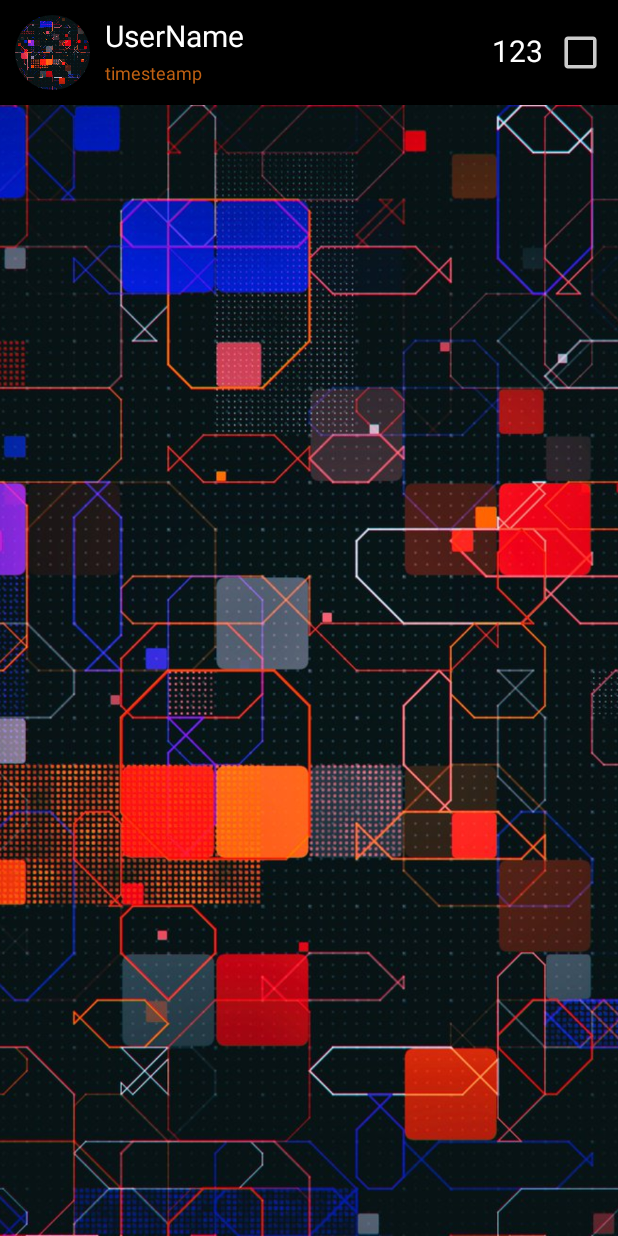
After one commit to P1nkL1on/AndroidInspBoard, an Android app: the layout post_item_in_feed.xml on its own in the app's theme, with its tools: preview values and no code run, on a phone screen of 412 x 824 dp. The commit adds this screen. Run offline under Robolectric (Android 15) with nearby library versions, the phone set to English and light mode, and no system bars.

Commit message:
Added a likes in database, posts are now toggleable

```diff
--- a/app/src/main/java/com/example/inspboard/activities/EditProfileActivity.kt
+++ b/app/src/main/java/com/example/inspboard/activities/EditProfileActivity.kt
@@ -41,7 +41,7 @@ class EditProfileActivity : AppCompatActivity(), PasswordDialog.Listener {
             mOldUser = user
             name_edit.setText(user.name)
             mail_edit.setText(user.mail)
-            image_view_avatar.setUserPhoto(user.photo)
+            image_view_avatar.loadImage(user.photo)
         }
     }
 
@@ -57,7 +57,7 @@ class EditProfileActivity : AppCompatActivity(), PasswordDialog.Listener {
             storeUserPhoto(mCamera.imageUri!!) {
                 downloadStoredUserPhotoUrl { imageUrl ->
                     updateCurrentUserPhoto(imageUrl) {
-                        image_view_avatar.setUserPhoto(imageUrl)
+                        image_view_avatar.loadImage(imageUrl)
                         showToast("Image saved!")
                     }
                 }
--- a/app/src/main/java/com/example/inspboard/activities/MainActivity.kt
+++ b/app/src/main/java/com/example/inspboard/activities/MainActivity.kt
@@ -10,7 +10,7 @@ class MainActivity : BaseActivity(0) {
     override fun onCreate(savedInstanceState: Bundle?) {
 
         super.onCreate(savedInstanceState)
-        setContentView(R.layout.activity_main)
+        setContentView(R.layout.activity_feed)
 
 //        setUpBottomNavigation()
         Log.d(TAG, "onCreate")
--- a/app/src/main/java/com/example/inspboard/activities/ShareActivity.kt
+++ b/app/src/main/java/com/example/inspboard/activities/ShareActivity.kt
@@ -53,5 +53,6 @@ class ShareActivity : AppCompatActivity() {
         uid = mFirebase.currentUser().uid,
         name = mUser.name,
         photo = mUser.photo,
-        image = imageUrl)
+        image = imageUrl,
+    )
 }
--- /dev/null
+++ b/app/src/main/res/drawable-anydpi/ic_check_false.xml
@@ -0,0 +1,16 @@
+<vector xmlns:android="http://schemas.android.com/apk/res/android"
+    android:width="24dp"
+    android:height="24dp"
+    android:viewportWidth="24"
+    android:viewportHeight="24"
+    android:tint="#FFFFFF"
+    android:alpha="0.8">
+  <group android:scaleX="0.95238096"
+      android:scaleY="0.95238096"
+      android:translateX="0.5714286"
+      android:translateY="0.5714286">
+    <path
+        android:fillColor="@android:color/white"
+        android:pathData="M19,5v14H5V5h14m0,-2H5c-1.1,0 -2,0.9 -2,2v14c0,1.1 0.9,2 2,2h14c1.1,0 2,-0.9 2,-2V5c0,-1.1 -0.9,-2 -2,-2z"/>
+  </group>
+</vector>
--- /dev/null
+++ b/app/src/main/res/layout/post_item_in_feed.xml
@@ -0,0 +1,69 @@
+<?xml version="1.0" encoding="utf-8"?>
+<androidx.constraintlayout.widget.ConstraintLayout xmlns:android="http://schemas.android.com/apk/res/android"
+    android:layout_width="match_parent"
+    android:layout_height="match_parent"
+    android:background="@color/black"
+    xmlns:app="http://schemas.android.com/apk/res-auto">
+<de.hdodenhof.circleimageview.CircleImageView
+    android:id="@+id/image_view_avatar"
+    app:layout_constraintLeft_toLeftOf="parent"
+    app:layout_constraintTop_toTopOf="parent"
+    android:layout_margin="10dp"
+    android:src="@drawable/avatar_default"
+    android:layout_width="50dp"
+    android:layout_height="50dp"/>
+    <TextView
+        android:id="@+id/text_view_name"
+        app:layout_constraintStart_toEndOf="@id/image_view_avatar"
+        app:layout_constraintEnd_toStartOf="@id/text_view_likes"
+        app:layout_constraintTop_toTopOf="@id/image_view_avatar"
+        android:textColor="@color/white"
+        android:layout_width="0dp"
+        android:layout_height="30dp"
+        android:textSize="20dp"
+        android:text="UserName"
+        android:layout_marginLeft="10dp" />
+    <TextView
+        android:id="@+id/text_view_date"
+        android:layout_width="0dp"
+        android:layout_height="20dp"
+        android:textColor="@color/gray"
+        app:layout_constraintStart_toStartOf="@id/text_view_name"
+        app:layout_constraintEnd_toEndOf="@id/text_view_name"
+        app:layout_constraintTop_toBottomOf="@id/text_view_name"
+        android:textSize="12dp"
+        android:text="timesteamp"/>
+    <TextView
+        android:id="@+id/text_view_likes"
+        app:layout_constraintStart_toEndOf="@id/text_view_name"
+        app:layout_constraintEnd_toStartOf="@id/image_view_check"
+        app:layout_constraintTop_toTopOf="@id/image_view_check"
+        android:textColor="@color/white"
+        android:layout_width="wrap_content"
+        android:layout_height="30dp"
+        android:textSize="20dp"
+        android:text="123"
+        android:layout_marginEnd="10dp"
+        android:layout_marginStart="10dp"
+        android:gravity="end" />
+    <ImageView
+        android:id="@+id/image_view_check"
+        android:layout_width="30dp"
+        android:layout_height="30dp"
+        android:layout_margin="10dp"
+        app:layout_constraintTop_toTopOf="@id/image_view_avatar"
+        app:layout_constraintBottom_toBottomOf="@id/image_view_avatar"
+        app:layout_constraintEnd_toEndOf="parent"
+        android:src="@drawable/ic_check_false"
+        android:text="100"
+        android:textSize="20dp"/>
+    <ImageView
+        android:id="@+id/image_view_image"
+        android:layout_width="match_parent"
+        android:layout_height="0dp"
+        app:layout_constraintTop_toBottomOf="@id/image_view_avatar"
+        android:layout_marginTop="10dp"
+        android:scaleType="centerCrop"
+        android:src="@drawable/avatar_default"
+        app:layout_constraintBottom_toBottomOf="parent"/>
+</androidx.constraintlayout.widget.ConstraintLayout>
```
Also changed, not shown: app/src/main/java/com/example/inspboard/activities/FeedActivity.kt (+112 -7 lines), app/src/main/java/com/example/inspboard/activities/ProfileActivity.kt (+1 -6 lines), app/src/main/java/com/example/inspboard/activities/Utils.kt (+8 -1 lines), app/src/main/java/com/example/inspboard/models/Post.kt (+5 -2 lines), app/src/main/res/drawable-anydpi/ic_check_true.xml (added, +16 -0 lines), app/src/main/res/layout/activity_feed.xml (renamed from app/src/main/res/layout/activity_main.xml, +6 -8 lines), app/src/main/res/drawable-hdpi/ic_check_false.png (added), app/src/main/res/drawable-hdpi/ic_check_true.png (added), app/src/main/res/drawable-mdpi/ic_check_false.png (added), app/src/main/res/drawable-mdpi/ic_check_true.png (added), app/src/main/res/drawable-xhdpi/ic_check_false.png (added), app/src/main/res/drawable-xhdpi/ic_check_true.png (added), app/src/main/res/drawable-xxhdpi/ic_check_false.png (added), app/src/main/res/drawable-xxhdpi/ic_check_true.png (added), 1 more files.
